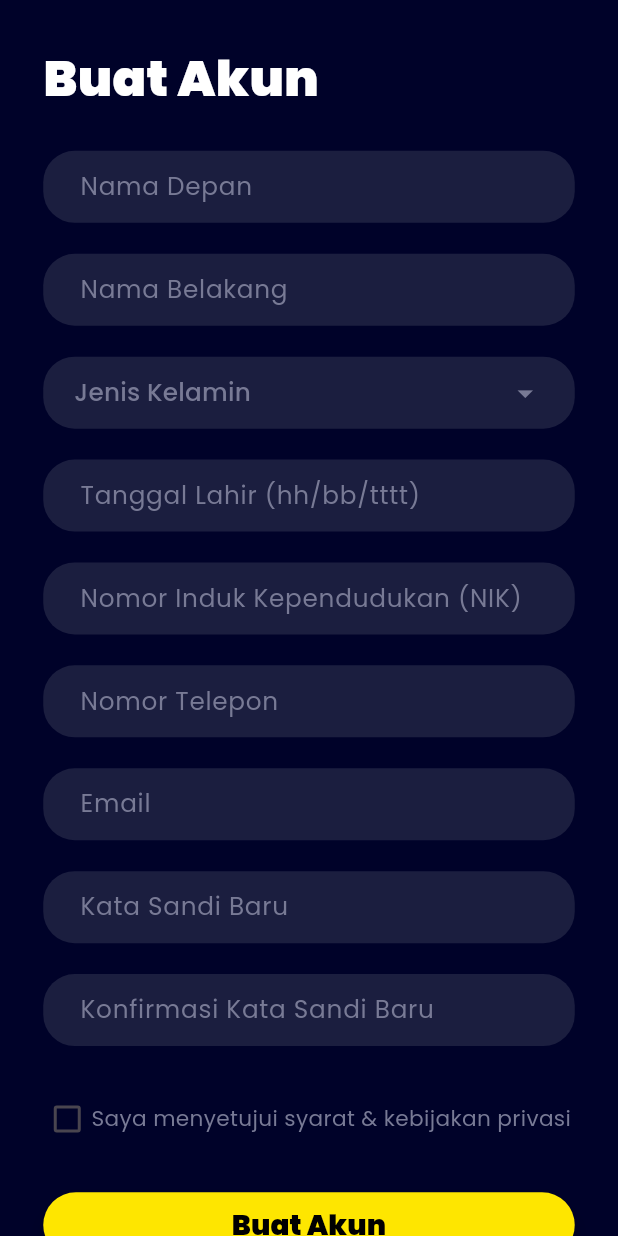
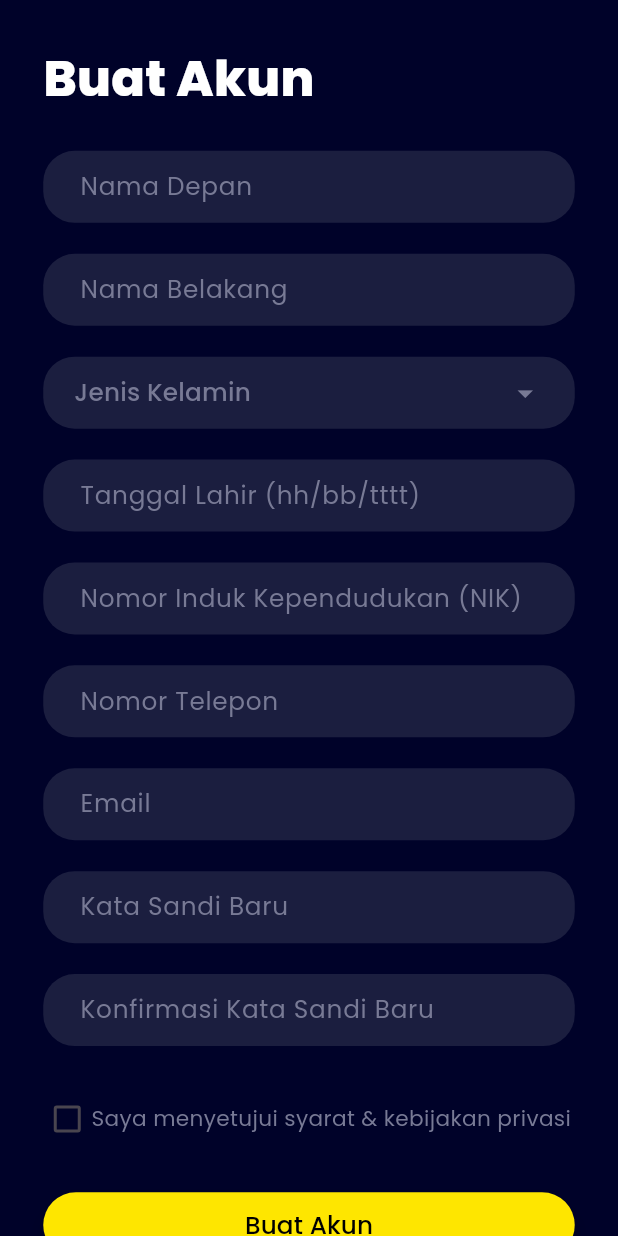
Before and after one commit to MuhammadSyukronJazila-231401007/vigilanter_flutter, a Flutter app: the screen it shows after launch, after a tap on "Buat akun baru", on a phone screen of 412 x 824 dp. Run offline on Flutter 3.47's test engine with Material 3 defaults, Android fonts, the light colour scheme and no system bars.

Commit message:
feat: add font Poppins, fix text bold in signin and register, & update pubspec.yaml

```diff
--- a/lib/main.dart
+++ b/lib/main.dart
@@ -1,5 +1,4 @@
 import 'package:flutter/material.dart';
-import 'package:google_fonts/google_fonts.dart';
 import 'package:vigilanter_flutter/screens/splash.dart';
 
 void main() {
@@ -12,12 +11,14 @@ class App extends StatelessWidget {
   @override
   Widget build(BuildContext context) {
     return MaterialApp(
-      title: 'Flutter Demo',
+      title: 'Flutter',
       theme: ThemeData(
-        textTheme: GoogleFonts.poppinsTextTheme(), // semua text pakai Poppins
+        fontFamily: 'Poppins',
+        useMaterial3: true,
       ),
-      home: Splash(),
+      home: const Splash(),
       debugShowCheckedModeBanner: false,
     );
   }
+
 }
--- a/lib/screens/register.dart
+++ b/lib/screens/register.dart
@@ -36,7 +36,7 @@ class _RegisterState extends State<Register> {
                 style: TextStyle(
                   fontSize: screenWidth * (isLargeScreen ? 0.06 : 0.08),
                   color: Colors.white,
-                  fontWeight: FontWeight.w900, // paling tebal
+                  fontWeight: FontWeight.w800, // paling tebal
                 ),
               ),
 
@@ -205,8 +205,8 @@ class _RegisterState extends State<Register> {
                   child: Text(
                     'Buat Akun',
                     style: TextStyle(
-                      fontSize: screenWidth * 0.045,
-                      fontWeight: FontWeight.w900,
+                      fontSize: screenWidth * 0.04,
+                      fontWeight: FontWeight.w500,
                     ),
                   ),
                 ),
--- a/lib/screens/signin.dart
+++ b/lib/screens/signin.dart
@@ -36,7 +36,7 @@ class _SigninState extends State<Signin> {
                   style: TextStyle(
                     fontSize: screenWidth * (isLargeScreen ? 0.06 : 0.08),
                     color: Colors.white,
-                    fontWeight: FontWeight.w900,
+                    fontWeight: FontWeight.w800,
                   ),
                 ),
               ),
@@ -169,8 +169,8 @@ class _SigninState extends State<Signin> {
                   child: Text(
                     'Login',
                     style: TextStyle(
-                      fontSize: screenWidth * 0.045,
-                      fontWeight: FontWeight.w900,
+                      fontSize: screenWidth * 0.04,
+                      fontWeight: FontWeight.w500,
                     ),
                   ),
                 ),
```
Also changed, not shown: pubspec.yaml (+22 -62 lines), fonts/Poppins/Poppins-Black.ttf (added), fonts/Poppins/Poppins-Bold.ttf (added), fonts/Poppins/Poppins-ExtraBold.ttf (added), fonts/Poppins/Poppins-ExtraLight.ttf (added), fonts/Poppins/Poppins-Light.ttf (added), fonts/Poppins/Poppins-Medium.ttf (added), fonts/Poppins/Poppins-Regular.ttf (added), fonts/Poppins/Poppins-SemiBold.ttf (added), fonts/Poppins/Poppins-Thin.ttf (added).
